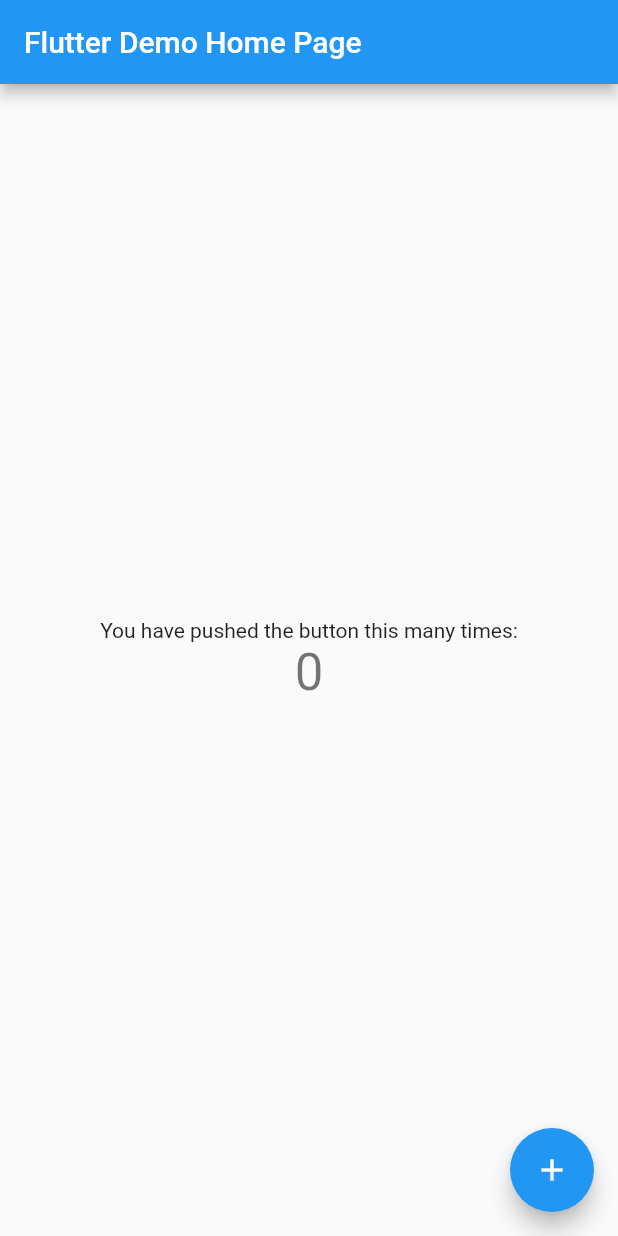
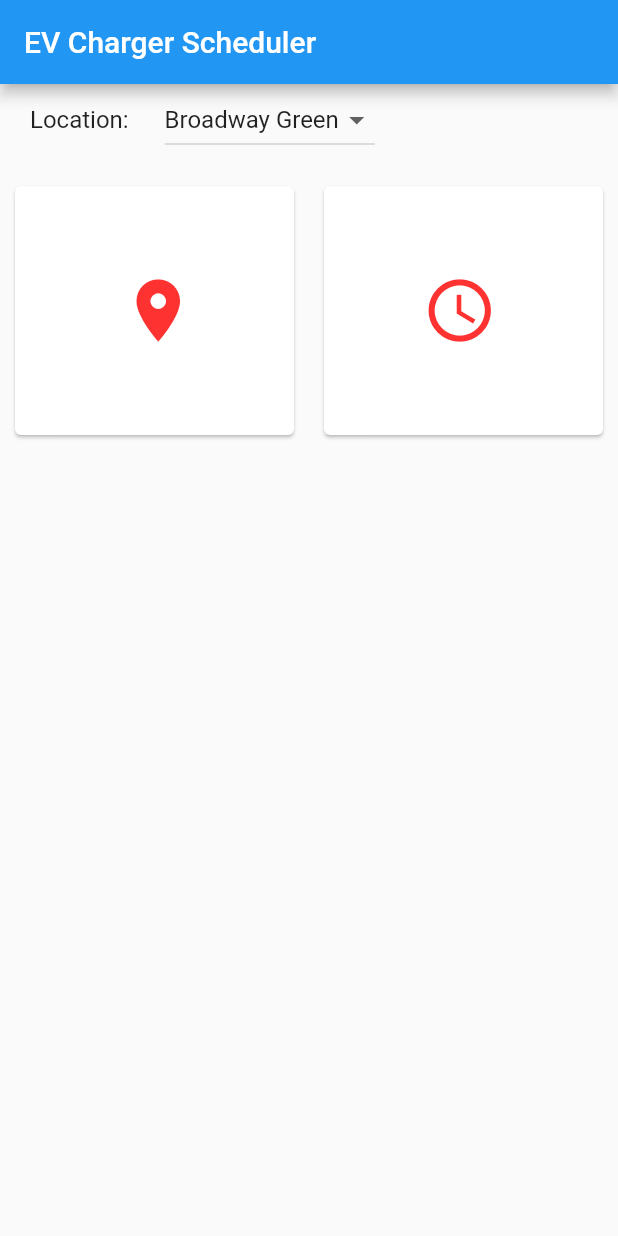
Before and after one commit to wslfung/ev_charger_scheduler, a Flutter app: the screen it shows after launch, on a phone screen of 412 x 824 dp. Run offline on Flutter 3.47's test engine with Material 2 defaults, Android fonts, the phone set to English and light mode, and no system bars.

Commit message:
added a few widgets.

```diff
--- a/lib/main.dart
+++ b/lib/main.dart
@@ -1,8 +1,85 @@
 import 'package:flutter/material.dart';
 
-void main() => runApp(MyApp());
+void main() => runApp(HECSApp());
 
-class MyApp extends StatelessWidget {
+class HECSApp extends StatelessWidget {
+
+  Widget locationBar() {
+    return Padding(
+      child: Row(
+        children: [
+          Text("Location: ", style: TextStyle(fontSize: 16)),
+          Padding(
+              child: DropdownButton<String>(
+                  items: [
+                    DropdownMenuItem(child: Text("Broadway Green")),
+                  ],
+                  onChanged: locationDropdownOnChange),
+              padding: EdgeInsets.fromLTRB(20, 0, 20, 0)
+          )
+        ],
+      ),
+      padding: EdgeInsets.fromLTRB(20, 0, 20, 10),
+    );
+  }
+
+  void locationDropdownOnChange(String newValue) {
+
+  }
+
+  Widget infoBar() {
+    return Row(
+      children: <Widget>[
+        Expanded(
+          child: Card(
+            margin: EdgeInsets.all(10),
+            child: Container(
+              padding: EdgeInsets.fromLTRB(10, 50, 5, 50),
+              child: Center(
+                  child: Column(
+                    children: <Widget>[
+                      IconButton(
+                        icon: Icon(Icons.place),
+                        tooltip: 'Location Information',
+                        onPressed: () {
+                        },
+                        iconSize: 50,
+                        color: Color.fromRGBO(255, 50, 50, 1),
+                      ),
+                    ],
+                  )
+              ),
+            ),
+          ),
+          key: Key("locationInfo"),
+        ),
+        Expanded(
+          child: Card(
+            margin: EdgeInsets.all(10),
+            child: Container(
+              padding: EdgeInsets.fromLTRB(5, 50, 10, 50),
+              child: Center(
+                  child: Column(
+                    children: <Widget>[
+                      IconButton(
+                        icon: Icon(Icons.schedule),
+                        tooltip: 'Queue Information',
+                        onPressed: () {
+                        },
+                        iconSize: 50,
+                        color: Color.fromRGBO(255, 50, 50, 1),
+                      ),
+                    ],
+                  )
+              ),
+            ),
+          ),
+          key: Key("queueInfo"),
+        ),
+      ],
+    );
+  }
+
   // This widget is the root of your application.
   @override
   Widget build(BuildContext context) {
@@ -20,92 +97,18 @@ class MyApp extends StatelessWidget {
         // is not restarted.
         primarySwatch: Colors.blue,
       ),
-      home: MyHomePage(title: 'Flutter Demo Home Page'),
+      home: Scaffold(
+        appBar: AppBar(
+          title: Text("EV Charger Scheduler"),
+        ),
+        body: ListView(
+          children: [
+            locationBar(),
+            infoBar(),
+          ],
+        ),
+      )
+//      home: MyHomePage(title: 'Flutter Demo Home Page'),
     );
   }
 }
-
-class MyHomePage extends StatefulWidget {
-  MyHomePage({Key key, this.title}) : super(key: key);
-
-  // This widget is the home page of your application. It is stateful, meaning
-  // that it has a State object (defined below) that contains fields that affect
-  // how it looks.
-
-  // This class is the configuration for the state. It holds the values (in this
-  // case the title) provided by the parent (in this case the App widget) and
-  // used by the build method of the State. Fields in a Widget subclass are
-  // always marked "final".
-
-  final String title;
-
-  @override
-  _MyHomePageState createState() => _MyHomePageState();
-}
-
-class _MyHomePageState extends State<MyHomePage> {
-  int _counter = 0;
-
-  void _incrementCounter() {
-    setState(() {
-      // This call to setState tells the Flutter framework that something has
-      // changed in this State, which causes it to rerun the build method below
-      // so that the display can reflect the updated values. If we changed
-      // _counter without calling setState(), then the build method would not be
-      // called again, and so nothing would appear to happen.
-      _counter++;
-    });
-  }
-
-  @override
-  Widget build(BuildContext context) {
-    // This method is rerun every time setState is called, for instance as done
-    // by the _incrementCounter method above.
-    //
-    // The Flutter framework has been optimized to make rerunning build methods
-    // fast, so that you can just rebuild anything that needs updating rather
-    // than having to individually change instances of widgets.
-    return Scaffold(
-      appBar: AppBar(
-        // Here we take the value from the MyHomePage object that was created by
-        // the App.build method, and use it to set our appbar title.
-        title: Text(widget.title),
-      ),
-      body: Center(
-        // Center is a layout widget. It takes a single child and positions it
-        // in the middle of the parent.
-        child: Column(
-          // Column is also layout widget. It takes a list of children and
-          // arranges them vertically. By default, it sizes itself to fit its
-          // children horizontally, and tries to be as tall as its parent.
-          //
-          // Invoke "debug painting" (press "p" in the console, choose the
-          // "Toggle Debug Paint" action from the Flutter Inspector in Android
-          // Studio, or the "Toggle Debug Paint" command in Visual Studio Code)
-          // to see the wireframe for each widget.
-          //
-          // Column has various properties to control how it sizes itself and
-          // how it positions its children. Here we use mainAxisAlignment to
-          // center the children vertically; the main axis here is the vertical
-          // axis because Columns are vertical (the cross axis would be
-          // horizontal).
-          mainAxisAlignment: MainAxisAlignment.center,
-          children: <Widget>[
-            Text(
-              'You have pushed the button this many times:',
-            ),
-            Text(
-              '$_counter',
-              style: Theme.of(context).textTheme.display1,
-            ),
-          ],
-        ),
-      ),
-      floatingActionButton: FloatingActionButton(
-        onPressed: _incrementCounter,
-        tooltip: 'Increment',
-        child: Icon(Icons.add),
-      ), // This trailing comma makes auto-formatting nicer for build methods.
-    );
-  }
-}
```
Also changed, not shown: 1 other file.
